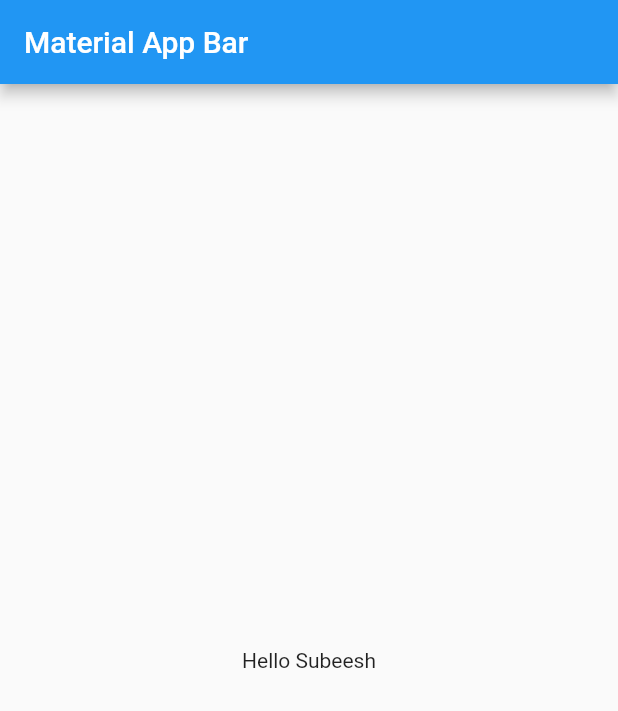
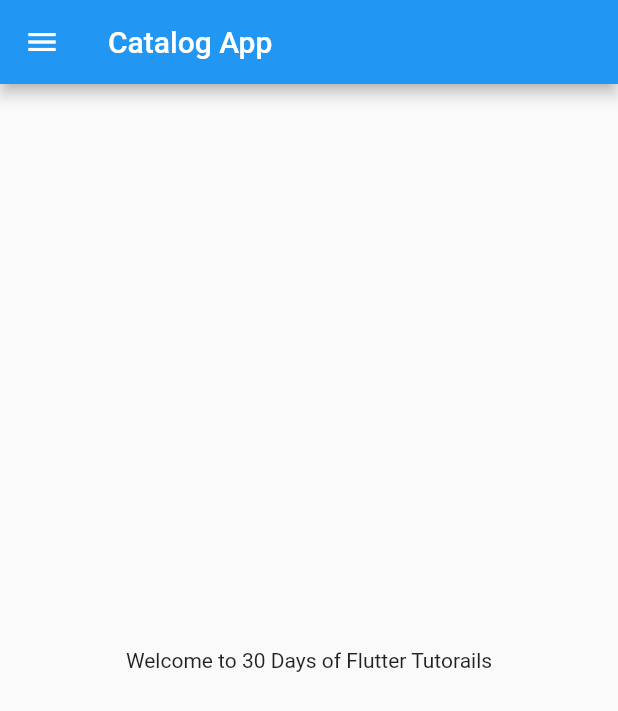
Before and after one commit to subeeshsudhakaran/LearnFlutter, a Flutter app: the screen it shows after launch, on a phone screen of 412 x 824 dp. Shown: the top 711 px of the screen. Run offline on Flutter 3.47's test engine with Material 2 defaults, Android fonts, the phone set to English and light mode, and no system bars.

Commit message:
Day Two Completed

```diff
--- /dev/null
+++ b/my_app/lib/home.dart
@@ -0,0 +1,20 @@
+import 'package:flutter/material.dart';
+
+class Home extends StatelessWidget {
+  @override
+  Widget build(BuildContext context) {
+    final int days = 30;
+    final String name = "Flutter";
+    return Scaffold(
+      appBar: AppBar(
+        title: Text("Catalog App"),
+      ),
+      drawer: Drawer(),
+      body: Center(
+        child: Container(
+          child: Text("Welcome to $days Days of $name Tutorails"),
+        ),
+      ),
+    );
+  }
+}
--- a/my_app/lib/main.dart
+++ b/my_app/lib/main.dart
@@ -1,4 +1,5 @@
 import 'package:flutter/material.dart';
+import 'home.dart';
 
 void main() => runApp(MyApp());
 
@@ -6,17 +7,7 @@ class MyApp extends StatelessWidget {
   @override
   Widget build(BuildContext context) {
     return MaterialApp(
-      title: 'Material App',
-      home: Scaffold(
-        appBar: AppBar(
-          title: Text('Material App Bar'),
-        ),
-        body: Center(
-          child: Container(
-            child: Text('Hello Subeesh'),
-          ),
-        ),
-      ),
+      home: Home(),
     );
   }
 }
```
